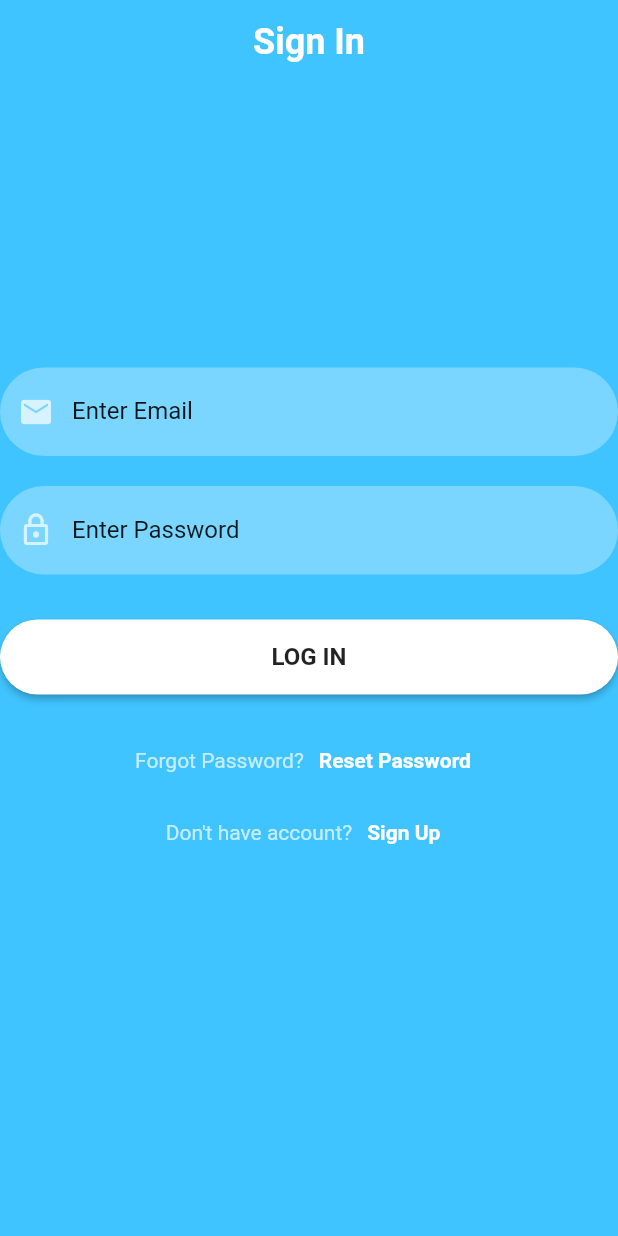
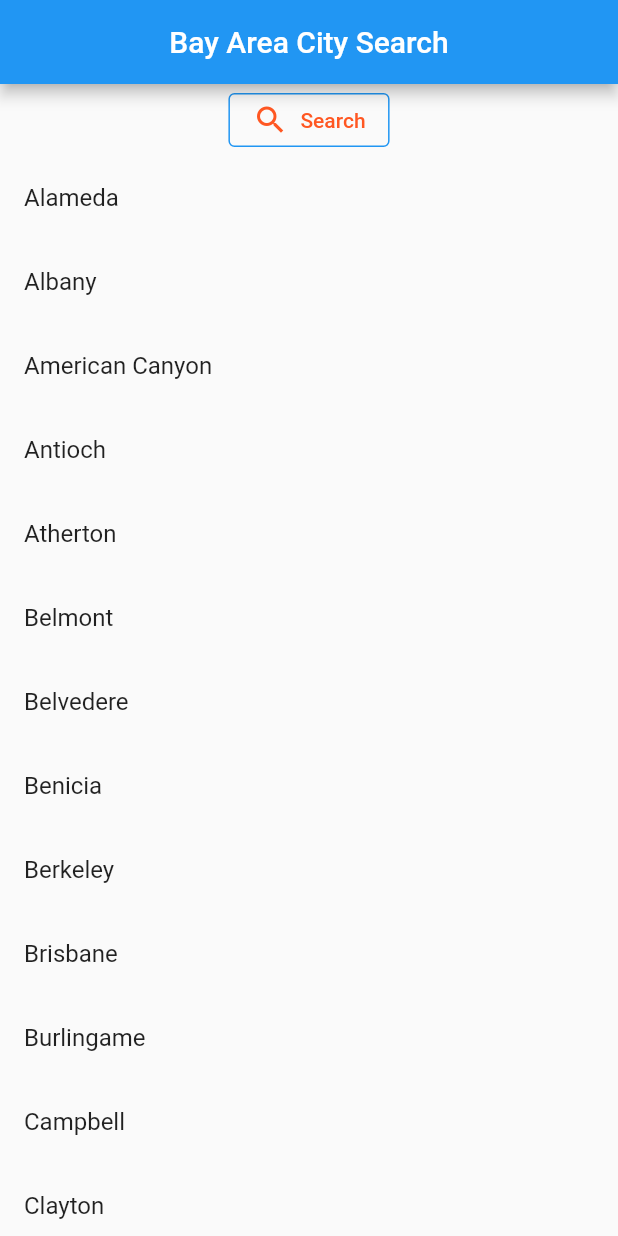
Before and after one commit to svhsp/learning, a Flutter app: the screen it shows after launch, on a phone screen of 412 x 824 dp. Run offline on Flutter 3.47's test engine with Material 2 defaults, Android fonts, the light colour scheme and no system bars; our stand-ins replace firebase_auth, firebase_core; accounts and stored records are empty.

Commit message:
Bay Area Search
Implemented the Bay Area Search Page

```diff
--- a/bosnia/lib/main.dart
+++ b/bosnia/lib/main.dart
@@ -3,6 +3,7 @@ import 'package:flutter/material.dart';
 import 'package:firebase_core/firebase_core.dart';
 import 'package:bosnia/pages/stock_login_screen.dart';
 import '/pages/stock_list_screen.dart';
+import 'package:bosnia/pages/serach_bay_area_screen.dart';
 
 void main() async {
   WidgetsFlutterBinding.ensureInitialized();
@@ -15,11 +16,15 @@ class MyApp extends StatelessWidget {
   @override
   Widget build(BuildContext context) {
     return MaterialApp(
+      debugShowCheckedModeBanner: false,
       initialRoute: '/',
       routes: {
+        /* STOCK APP ROUTES
         '/': (context) => const SignIn(),
         '/signUp': (context) => const SignUpScreen(),
         '/home': (context) => const HomePage(),
+        */
+        '/': (context) => const BayAreaSearch(),
       },
     );
   }
--- /dev/null
+++ b/bosnia/lib/pages/search_bay_area_search_screen.dart
@@ -0,0 +1,70 @@
+import 'package:flutter/material.dart';
+
+class SearchLocations extends SearchDelegate {
+
+  final List<String> locations;
+  final List<String> suggestedLocations;
+
+  SearchLocations({required this.locations, required this.suggestedLocations});
+
+  @override
+  List<Widget>? buildActions(BuildContext context) {
+    return [
+      IconButton(
+          icon: const Icon(Icons.clear),
+          onPressed: () {
+            query = '';
+          }
+      )
+    ];
+  }
+
+  @override
+  Widget? buildLeading(BuildContext context) {
+    return IconButton(icon: const Icon(Icons.arrow_back),
+        onPressed: () {
+          close(context, query);
+        });
+  }
+
+  @override
+  Widget buildResults(BuildContext context) {
+    final List<String> searchedLocations = locations.where(
+      (location) => location.toLowerCase().contains(
+        query.toLowerCase(),
+      ),
+    ).toList();
+    return ListView.builder(
+      itemCount: searchedLocations.length,
+      itemBuilder: (context, idx) => ListTile(
+        title: Text(searchedLocations[idx]),
+        onTap: () {
+          query = searchedLocations[idx];
+          close(context, query);
+          print(query);
+        },
+      )
+    );
+  }
+
+  @override
+  Widget buildSuggestions(BuildContext context) {
+    final List<String> searchedSuggestedLocations = suggestedLocations.where(
+          (suggestedLocation) => suggestedLocation.toLowerCase().contains(
+        query.toLowerCase(),
+      ),
+    ).toList();
+    return ListView.builder(
+        itemCount: searchedSuggestedLocations.length,
+        itemBuilder: (context, idx) => ListTile(
+          title: Text(searchedSuggestedLocations[idx]),
+          onTap: () {
+            query = searchedSuggestedLocations[idx];
+            close(context, query);
+            print(query);
+          },
+        )
+    );
+  }
+
+}
--- /dev/null
+++ b/bosnia/lib/pages/serach_bay_area_screen.dart
@@ -0,0 +1,181 @@
+import 'package:bosnia/pages/search_bay_area_search_screen.dart';
+import 'package:flutter/cupertino.dart';
+import 'package:flutter/material.dart';
+
+class BayAreaSearch extends StatefulWidget {
+
+  const BayAreaSearch({Key? key}) : super(key: key);
+
+  @override
+  State<BayAreaSearch> createState() =>
+      _BayAreaSearchState();
+}
+
+class _BayAreaSearchState extends State<BayAreaSearch> {
+  String selectedCity = '';
+
+  @override
+  Widget build(BuildContext context) {
+    return Scaffold(
+      appBar: AppBar(
+        title: const Text('Bay Area City Search',
+            style: TextStyle(
+              fontSize: 20,
+              color: Colors.white,
+            )),
+        centerTitle: true,
+      ),
+      body: Column(
+        children: [
+          OutlinedButton.icon(
+            label: Text('Search'),
+            icon: Icon(Icons.search),
+            style: OutlinedButton.styleFrom(
+                primary: Colors.deepOrange,
+                side: BorderSide(color: Colors.blue)
+            ),
+            onPressed: () async {
+              final res = await showSearch(
+                  context: context,
+                  delegate: SearchLocations(
+                      locations: locations, suggestedLocations: suggestedLocations
+                  )
+              );
+              setState(() {
+                selectedCity = res;
+              });
+            },
+          ),
+          selectedCity == '' ? Container() :
+              Container(
+                padding: const EdgeInsets.symmetric(horizontal: 35, vertical: 15),
+                color: Colors.deepOrange,
+                child: Text(
+                  selectedCity,
+                  style: const TextStyle(
+                      fontWeight: FontWeight.bold,
+                      color: Colors.white
+                  ),
+                ),
+              ),
+          Expanded(
+              child: ListView.builder(
+                itemCount: locations.length,
+                itemBuilder: (context, idx) {
+                  return ListTile(
+                    title: Text(locations[idx])
+                  );
+                },
+              ))
+        ],
+      ),
+    );
+  }
+}
+
+
+final List<String> locations = [
+  "Alameda",
+  "Albany",
+  "American Canyon",
+  "Antioch",
+  "Atherton",
+  "Belmont",
+  "Belvedere",
+  "Benicia",
+  "Berkeley",
+  "Brisbane",
+  "Burlingame",
+  "Campbell",
+  "Clayton",
+  "Colma",
+  "Concord",
+  "Corte Madera",
+  "Cupertino",
+  "Daly City",
+  "Danville",
+  "Dublin",
+  "East Palo Alto",
+  "El Cerrito",
+  "Emeryville",
+  "Fairfax",
+  "Foster City",
+  "Fremont",
+  "Gilroy",
+  "Half Moon Bay",
+  "Hayward",
+  "Healdsburg",
+  "Hercules",
+  "Hillsborough",
+  "Lafayette",
+  "Larkspur",
+  "Livermore",
+  "Los Altos",
+  "Los Altos Hills",
+  "Los Gatos",
+  "Martinez",
+  "Menlo Park",
+  "Mill Valley",
+  "Millbrae",
+  "Milpitas",
+  "Moraga",
+  "Morgan Hill",
+  "Mountain View",
+  "Newark",
+  "Novato",
+  "Oakland",
+  "Oakley",
+  "Orinda",
+  "Pacifica",
+  "Palo Alto",
+  "Petaluma",
+  "Piedmont",
+  "Pinole",
+  "Pittsburg",
+  "Pleasanton",
+  "Pleasant Hill",
+  "Port Costa",
+  "Redwood City",
+  "Richmond",
+  "Rohnert Park",
+  "Ross",
+  "Helena",
+  "San Anselmo",
+  "San Bruno",
+  "San Carlos",
+  "San Francisco",
+  "San Jose",
+  "San Leandro",
+  "San Mateo",
+  "San Pablo",
+  "San Rafael",
+  "San Ramon",
+  "Santa Clara",
+  "Santa Rosa",
+  "Saratoga",
+  "Sausalito",
+  "Sebastopol",
+  "Sonoma",
+  "South San Francisco",
+  "Suisun City",
+  "Sunnyvale",
+  "Tiburon",
+  "Union City",
+  "Vallejo",
+  "Walnut Creek",
+  "Windsor",
+  "Woodside"
+];
+
+
+final List<String> suggestedLocations = [
+  "Almaden",
+  "Fremont",
+  "Los Gatos"
+      "Mountain View",
+  "Morgan Hill",
+  "Palo Alto",
+  "San Francisco",
+  "San Jose",
+  "Sunnyvale",
+];
--- a/bosnia/lib/services/stock_fetcher.dart
+++ b/bosnia/lib/services/stock_fetcher.dart
@@ -5,6 +5,7 @@ import 'package:bosnia/models/stock.dart';
 import 'package:flutter/material.dart';
 
 class StockFetcher {
+
   static Future<List<Stock>> fetchStocks(List<String> tickers) async {
     List<Stock> returnValue = [];
     for (int i = 0; i < tickers.length; i++) {
```
